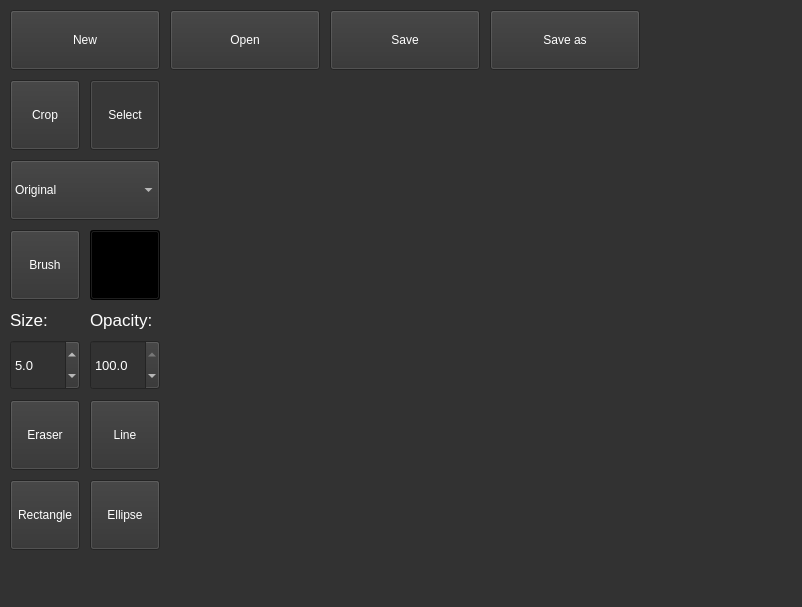
Old version of the form designs/image_editor_window.ui in the repository DaryaSanina/media-editor.
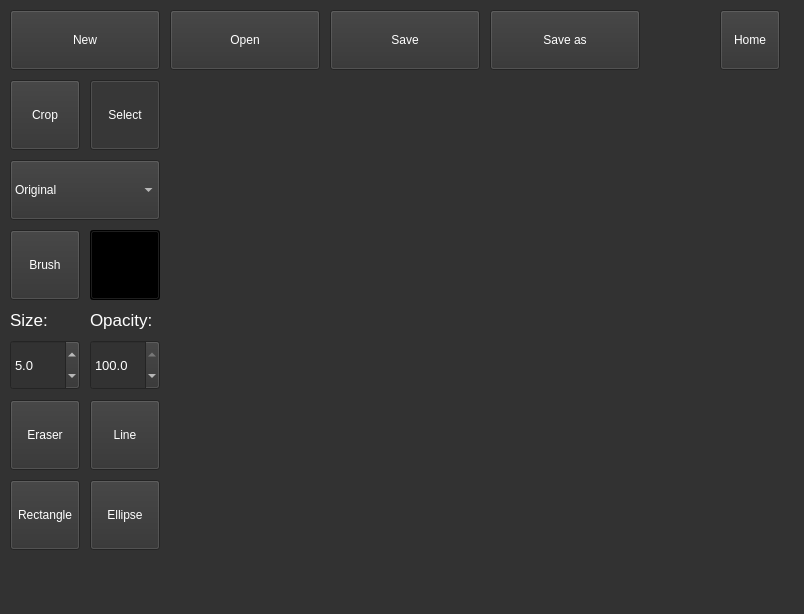
New version of the form.

Commit message: Added ability to go to the home window from the text editing window, the image editing window and the audio editing window

What changed in the file:
```diff
--- a/designs/image_editor_window.ui
+++ b/designs/image_editor_window.ui
@@ -6,8 +6,8 @@
    <rect>
     <x>0</x>
     <y>0</y>
-    <width>802</width>
-    <height>607</height>
+    <width>804</width>
+    <height>614</height>
    </rect>
   </property>
   <property name="windowTitle">
@@ -434,6 +434,22 @@
      <double>100.000000000000000</double>
     </property>
    </widget>
+   <widget class="QPushButton" name="home_btn">
+    <property name="geometry">
+     <rect>
+      <x>720</x>
+      <y>10</y>
+      <width>60</width>
+      <height>60</height>
+     </rect>
+    </property>
+    <property name="styleSheet">
+     <string notr="true">color: white</string>
+    </property>
+    <property name="text">
+     <string>Home</string>
+    </property>
+   </widget>
   </widget>
   <widget class="QMenuBar" name="menubar">
    <property name="geometry">
```
Left out of the diff: 2 changed lines with no effect on the pictures. The commit also changes 3 other files.
